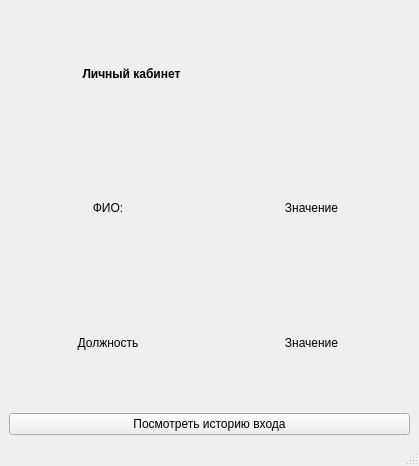
Before: the Qt Designer form app/design/personalAccount.ui in ElectroForez/pract_prdb, drawn with Qt 5.
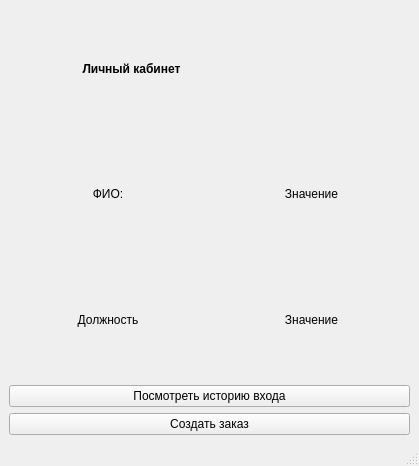
After: the same form once the commit is applied. Icons and pictures are not drawn.

```diff
--- a/app/design/personalAccount.ui
+++ b/app/design/personalAccount.ui
@@ -115,6 +115,13 @@
       </property>
      </widget>
     </item>
+    <item>
+     <widget class="QPushButton" name="create_order_btn">
+      <property name="text">
+       <string>Создать заказ</string>
+      </property>
+     </widget>
+    </item>
    </layout>
   </widget>
   <widget class="QMenuBar" name="menubar">
```
